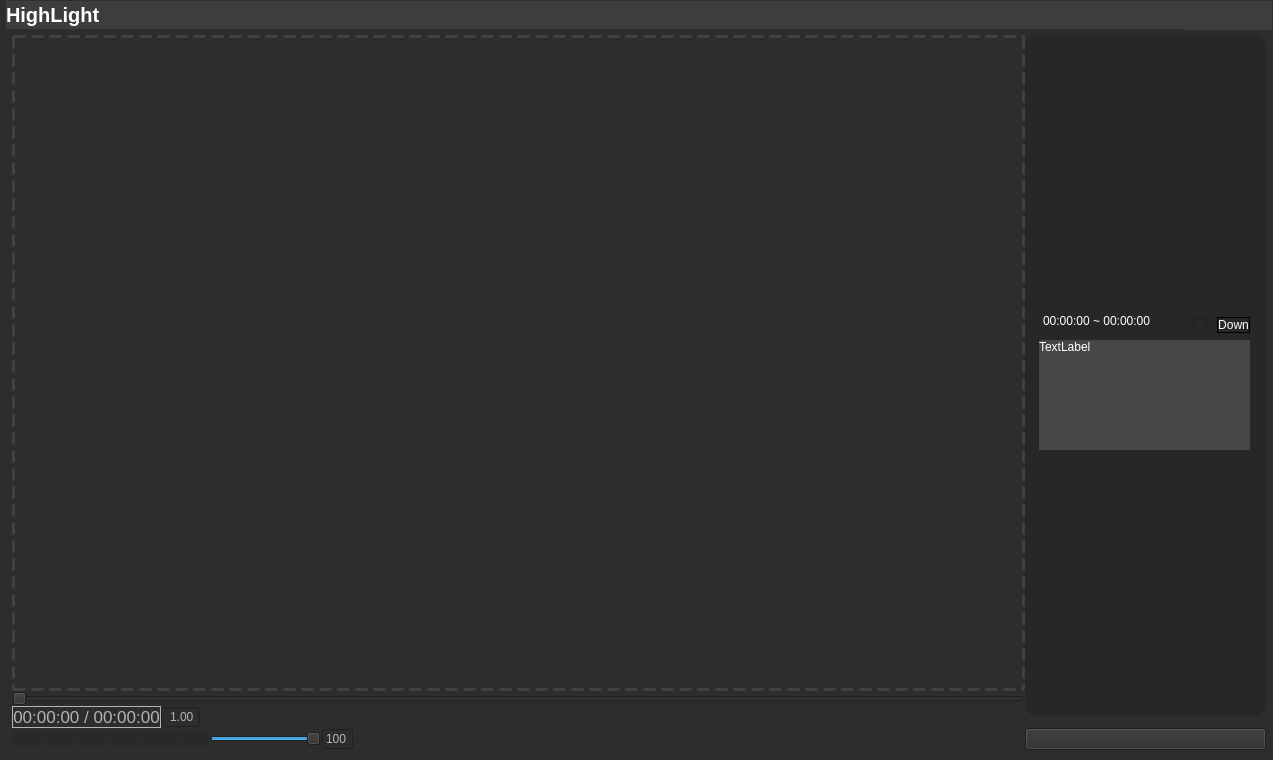
This is modules/uifiles/main.ui in Hoppouu/Video_Highlight_Extractor as Qt 5 draws it before an edit. The edited form follows.
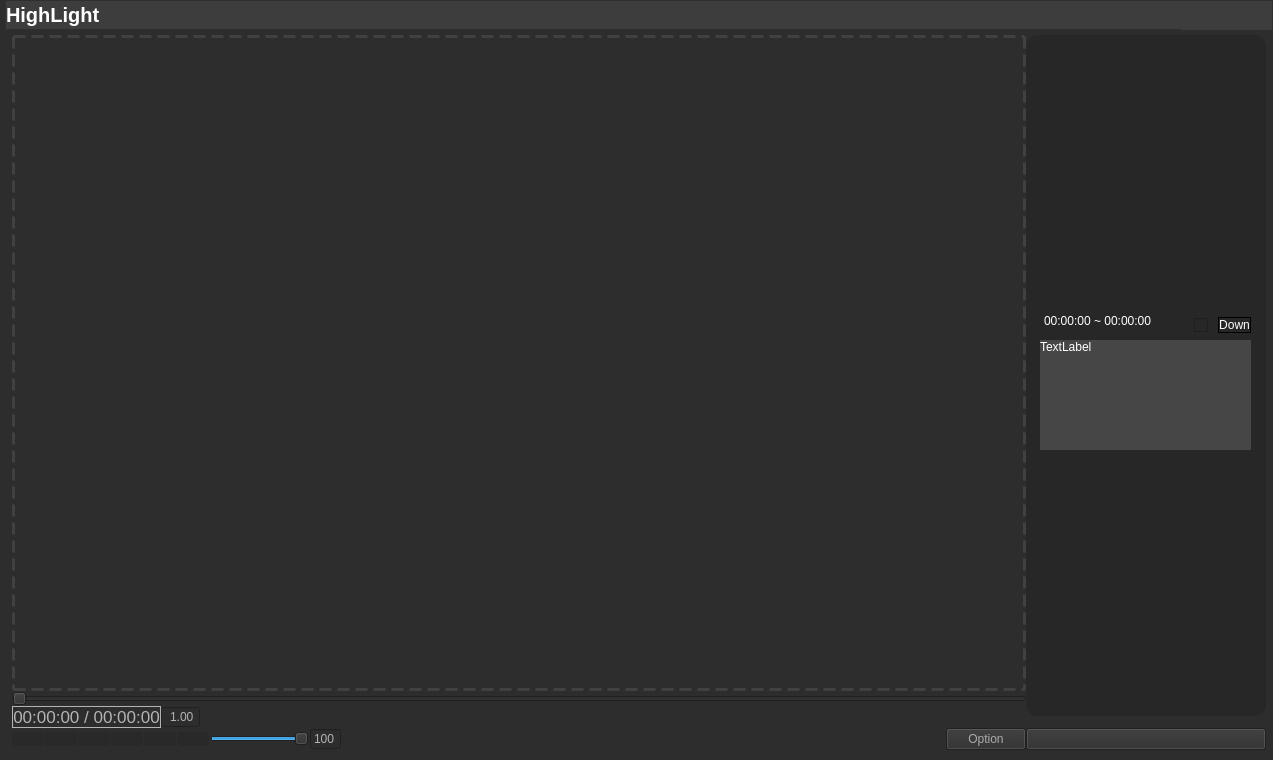
This is the edited form. Icons and pictures are not drawn.

The edit to the form file:
```diff
--- a/modules/uifiles/main.ui
+++ b/modules/uifiles/main.ui
@@ -298,7 +298,7 @@
      </widget>
     </item>
     <item>
-     <layout class="QGridLayout" name="mainFrame" rowstretch="567,30,20,30" columnstretch="1008,240">
+     <layout class="QGridLayout" name="mainFrame" rowstretch="567,0,0,0" columnstretch="1008,0">
       <property name="leftMargin">
        <number>7</number>
       </property>
@@ -314,13 +314,6 @@
       <property name="spacing">
        <number>0</number>
       </property>
-      <item row="0" column="0">
-       <widget class="QWidget" name="videoPlayer" native="true">
-        <property name="styleSheet">
-         <string notr="true">border: 3px dashed #414141;</string>
-        </property>
-       </widget>
-      </item>
       <item row="0" column="1" rowspan="3" alignment="Qt::AlignmentFlag::AlignTop">
        <widget class="QScrollArea" name="clipList">
         <property name="minimumSize">
@@ -350,7 +343,7 @@
           <rect>
            <x>0</x>
            <y>0</y>
-           <width>241</width>
+           <width>240</width>
            <height>681</height>
           </rect>
          </property>
@@ -514,16 +507,6 @@
         </widget>
        </widget>
       </item>
-      <item row="1" column="0">
-       <widget class="QSlider" name="playSlider">
-        <property name="maximum">
-         <number>1000</number>
-        </property>
-        <property name="orientation">
-         <enum>Qt::Orientation::Horizontal</enum>
-        </property>
-       </widget>
-      </item>
       <item row="2" column="0">
        <layout class="QHBoxLayout" name="playbackFrame" stretch="90,10,9400">
         <property name="spacing">
@@ -596,8 +579,28 @@
         </item>
        </layout>
       </item>
+      <item row="1" column="0">
+       <widget class="QSlider" name="playSlider">
+        <property name="maximum">
+         <number>1000</number>
+        </property>
+        <property name="orientation">
+         <enum>Qt::Orientation::Horizontal</enum>
+        </property>
+       </widget>
+      </item>
+      <item row="3" column="1">
+       <widget class="QPushButton" name="viewClipButton">
+        <property name="text">
+         <string/>
+        </property>
+        <property name="icon">
+         <iconset theme="QIcon::ThemeIcon::ListAdd"/>
+        </property>
+       </widget>
+      </item>
       <item row="3" column="0">
-       <layout class="QHBoxLayout" name="playFrame" stretch="30,30,30,30,30,30,120,10,730">
+       <layout class="QHBoxLayout" name="playFrame" stretch="30,30,30,30,30,30,120,10,730,0">
         <property name="spacing">
          <number>1</number>
         </property>
@@ -811,15 +814,22 @@
           </property>
          </spacer>
         </item>
+        <item>
+         <widget class="QPushButton" name="optionButton">
+          <property name="styleSheet">
+           <string notr="true">color: #aaaaaa</string>
+          </property>
+          <property name="text">
+           <string>Option</string>
+          </property>
+         </widget>
+        </item>
        </layout>
       </item>
-      <item row="3" column="1">
-       <widget class="QPushButton" name="viewClipButton">
-        <property name="text">
-         <string/>
-        </property>
-        <property name="icon">
-         <iconset theme="QIcon::ThemeIcon::ListAdd"/>
+      <item row="0" column="0">
+       <widget class="QWidget" name="videoPlayer" native="true">
+        <property name="styleSheet">
+         <string notr="true">border: 3px dashed #414141;</string>
         </property>
        </widget>
       </item>
```
Left out of the diff: 78 changed lines with no effect on the pictures.
